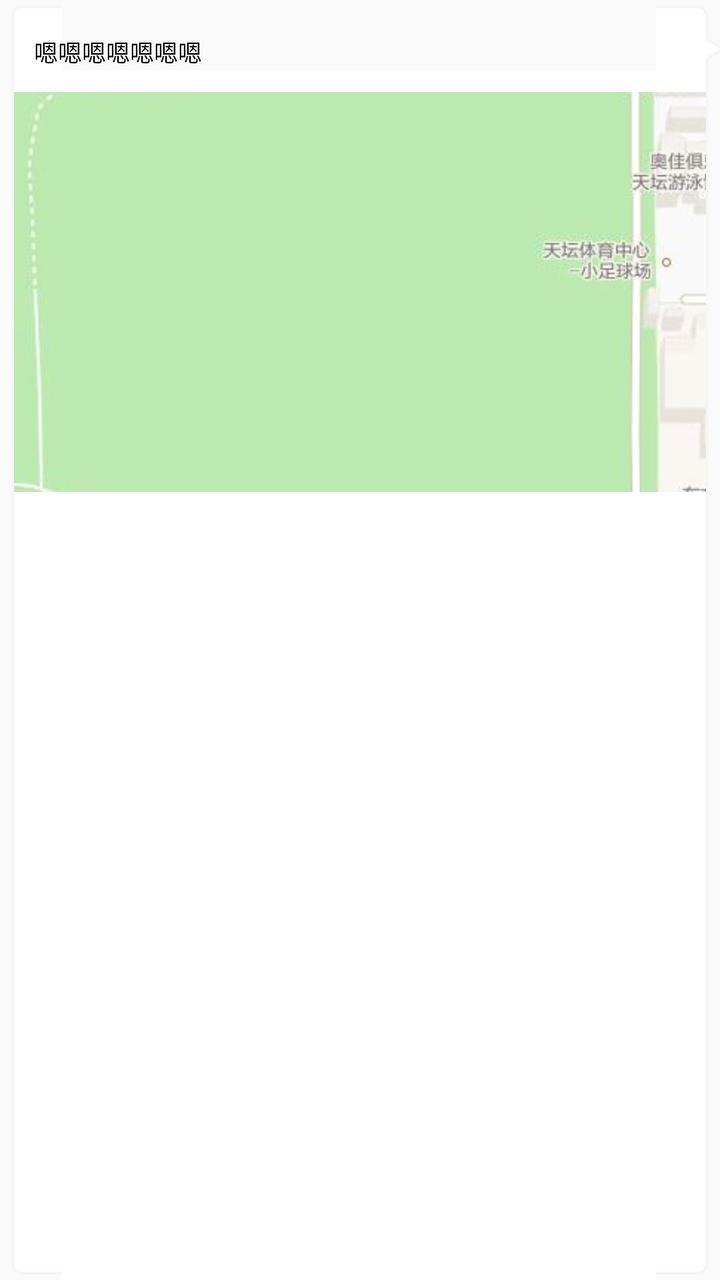
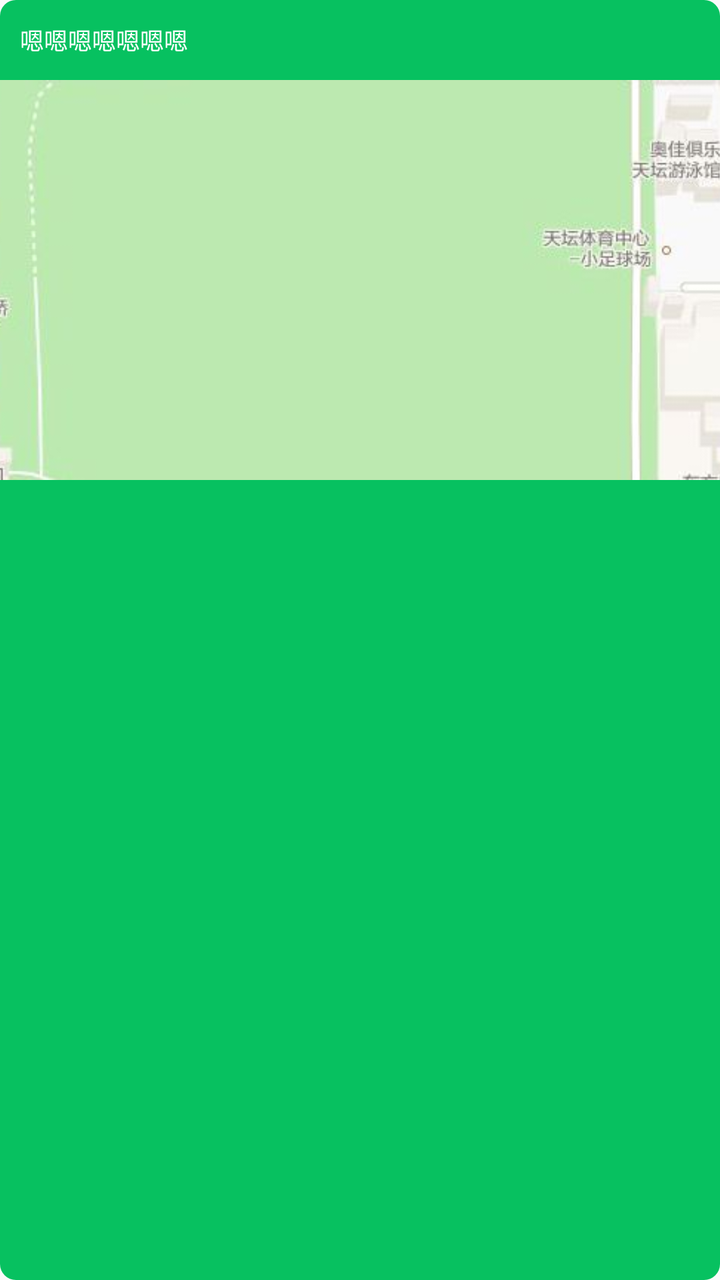

An Android layout rendered at two revisions. The XML below is the earlier revision; the diff shows what the commit changed to produce the second picture.
<!-- AndroidManifest.xml: application theme AppTheme -->
<!-- res/layout/conversation_item_location_send.xml -->
<?xml version="1.0" encoding="utf-8"?>
<LinearLayout xmlns:android="http://schemas.android.com/apk/res/android"
    android:id="@+id/locationLinearLayout"
    android:layout_width="200dp"
    android:layout_height="wrap_content"
    android:background="@drawable/img_location_send"
    android:orientation="vertical">

    <TextView
        android:id="@+id/locationTitleTextView"
        android:layout_width="match_parent"
        android:layout_height="wrap_content"
        android:ellipsize="end"
        android:gravity="left|center_vertical"
        android:maxWidth="120dp"
        android:minHeight="40dp"
        android:paddingLeft="10dp"
        android:paddingRight="10dp"
        android:text="嗯嗯嗯嗯嗯嗯嗯"
        android:textColor="@color/location_text_send"
        android:textColorLink="@color/location_text_link_send"
        android:textSize="12sp" />

    <ImageView
        android:id="@+id/locationImageView"
        android:layout_width="wrap_content"
        android:layout_height="200dp"
        android:maxWidth="200dp"
        android:scaleType="centerCrop"
        android:src="@mipmap/default_location" />
</LinearLayout>
<!-- resources referenced by this layout -->
<resources>
  <color name="location_text_link_send">#3655bf</color>
  <color name="location_text_send">#000000</color>
  <!-- drawable img_location_send: png bitmap (drawable, 428 bytes) -->
  <!-- mipmap default_location: png bitmap (mipmap-hdpi, 15815 bytes) -->
  <style name="AppTheme" parent="Theme.AppCompat.DayNight.NoActionBar">
          
          <item name="colorPrimary">@color/colorPrimary</item>
          <item name="colorPrimaryDark">@color/colorPrimaryDark</item>
          <item name="colorAccent">@color/colorAccent</item>
          
          
          
          <item name="colorBackgroundFloating">@color/white</item>
      </style>
  <color name="colorPrimary">#3e64e4</color>
  <color name="colorPrimaryDark">#3e64e4</color>
  <color name="colorAccent">#7e7e7e</color>
  <color name="white">#ffffff</color>
</resources>

<!-- the commit's change to res/layout/conversation_item_location_send.xml (unified diff, before → after) -->
@@ -3,7 +3,7 @@
     android:id="@+id/locationLinearLayout"
     android:layout_width="200dp"
     android:layout_height="wrap_content"
-    android:background="@drawable/img_location_send"
+    android:background="@drawable/img_location_send_bg"
     android:orientation="vertical">
 
     <TextView
<!-- resource entries referenced after the edit -->
@@ -1,8 +1,14 @@
 <!-- resources referenced by this layout -->
 <resources>
   <color name="location_text_link_send">#3655bf</color>
-  <color name="location_text_send">#000000</color>
-  <!-- drawable img_location_send: png bitmap (drawable, 428 bytes) -->
+  <color name="location_text_send">#FFFFFF</color>
+  <!-- drawable img_location_send_bg (drawable) -->
+  <?xml version="1.0" encoding="utf-8"?>
+  <shape xmlns:android="http://schemas.android.com/apk/res/android"
+      android:shape="rectangle">
+      <solid android:color="#07C160" />
+      <corners android:radius="8dp" />
+  </shape>
   <!-- mipmap default_location: png bitmap (mipmap-hdpi, 15815 bytes) -->
   <style name="AppTheme" parent="Theme.AppCompat.DayNight.NoActionBar">
           
